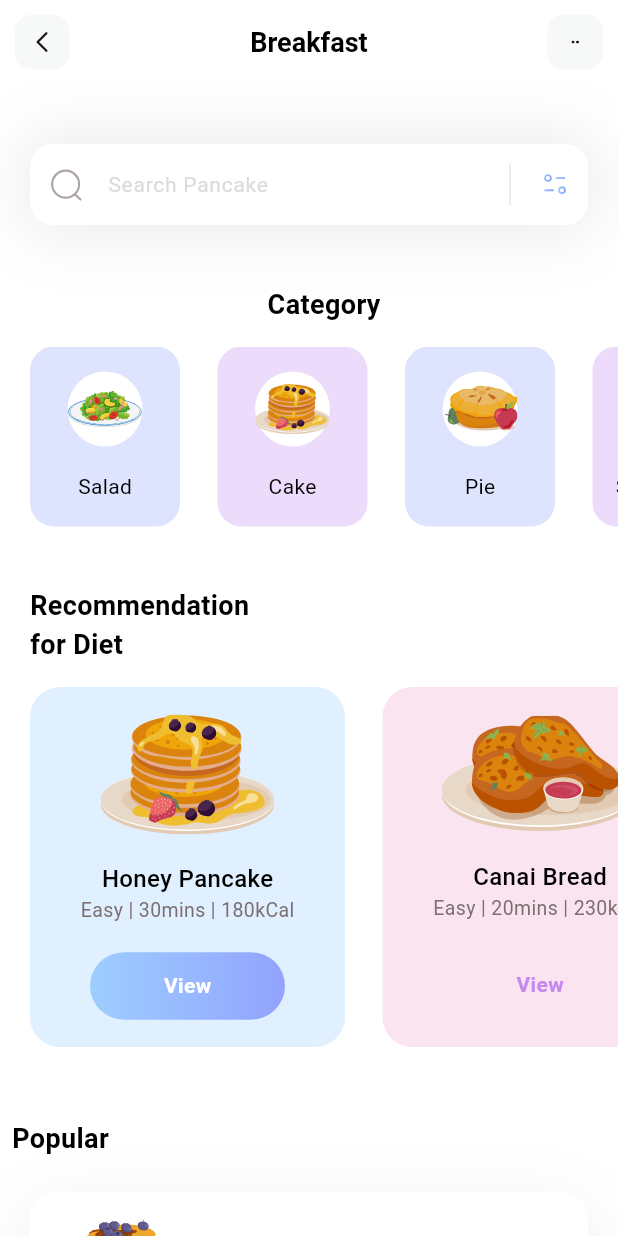
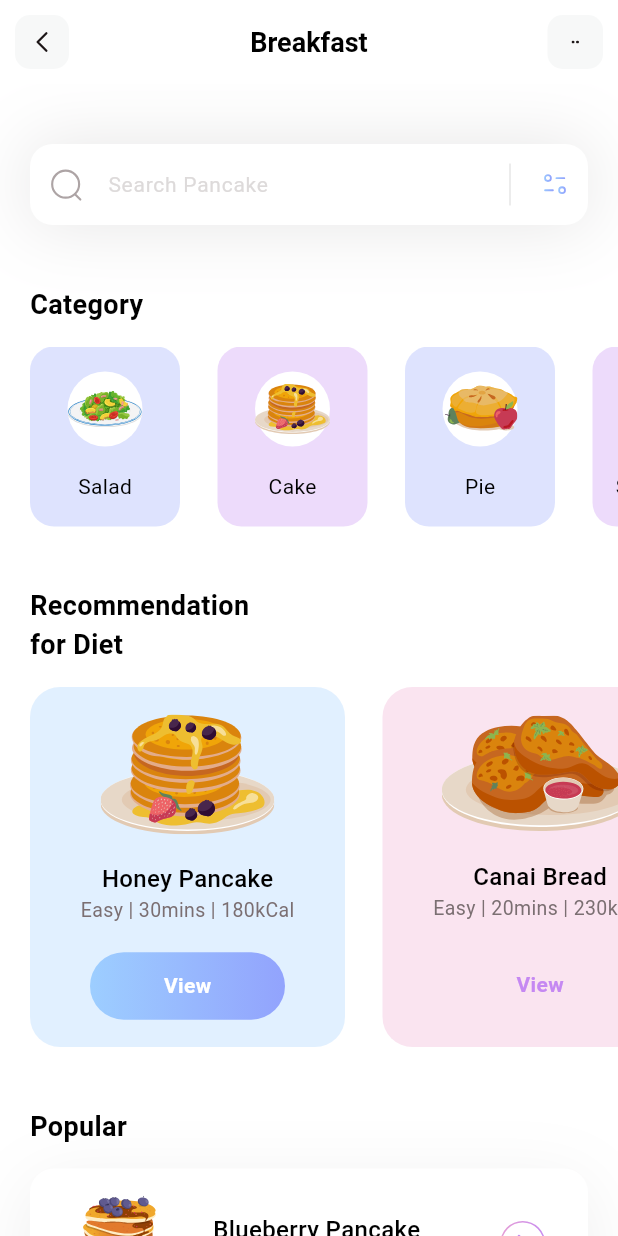
Before and after one commit to rudynurafif/flutter-dietary-app, a Flutter app: the screen it shows after launch, on a phone screen of 412 x 824 dp. Run offline on Flutter 3.47's test engine with Material 3 defaults, Android fonts, the phone set to English and light mode, and no system bars; our stand-ins replace flutter_svg.

Commit message:
refactor popularSection

```diff
--- a/lib/pages/home.dart
+++ b/lib/pages/home.dart
@@ -1,4 +1,4 @@
-import 'package:fitness/models/cateogry_model.dart';
+import 'package:fitness/models/category_model.dart';
 import 'package:fitness/models/diet_model.dart';
 import 'package:fitness/models/popular_model.dart';
 import 'package:flutter/cupertino.dart';
@@ -34,13 +34,20 @@ class HomePage extends StatelessWidget {
           const SizedBox(height: 40),
           _dietSection(),
           const SizedBox(height: 40),
-          Column(
+          _popularSection(),
+          const SizedBox(height: 40)
+        ],
+      ),
+    );
+  }
+
+  Column _popularSection() {
+    return Column(
       crossAxisAlignment: CrossAxisAlignment.start,
       children: [
         const Padding(
-                padding: EdgeInsets.all(8.0),
-                child:
-                    Text('Popular', style: TextStyle(color: Colors.black, fontSize: 18, fontWeight: FontWeight.w600)),
+          padding: EdgeInsets.only(left: 20),
+          child: Text('Popular', style: TextStyle(color: Colors.black, fontSize: 18, fontWeight: FontWeight.w600)),
         ),
         const SizedBox(
           height: 15,
@@ -80,8 +87,7 @@ class HomePage extends StatelessWidget {
                       ),
                       Text(
                         '${popularDiets[index].level} | ${popularDiets[index].duration} | ${popularDiets[index].calorie}',
-                              style:
-                                  const TextStyle(color: Color(0xff786F72), fontSize: 13, fontWeight: FontWeight.w400),
+                        style: const TextStyle(color: Color(0xff786F72), fontSize: 13, fontWeight: FontWeight.w400),
                       )
                     ],
                   ),
@@ -104,12 +110,6 @@ class HomePage extends StatelessWidget {
           padding: const EdgeInsets.only(left: 20, right: 20),
         )
       ],
-          ),
-          const SizedBox(
-            height: 40,
-          )
-        ],
-      ),
     );
   }
 
@@ -144,7 +144,7 @@ class HomePage extends StatelessWidget {
                           style: const TextStyle(fontWeight: FontWeight.w500, color: Colors.black, fontSize: 16),
                         ),
                         Text(
-                          diets[index].level + ' | ' + diets[index].duration + ' | ' + diets[index].calorie,
+                          '${diets[index].level} | ${diets[index].duration} | ${diets[index].calorie}',
                           style: const TextStyle(color: Color(0xff7B6F72), fontSize: 13, fontWeight: FontWeight.w400),
                         ),
                       ],
@@ -152,6 +152,12 @@ class HomePage extends StatelessWidget {
                     Container(
                       height: 45,
                       width: 130,
+                      decoration: BoxDecoration(
+                          gradient: LinearGradient(colors: [
+                            diets[index].viewIsSelected ? const Color(0xff9DCEFF) : Colors.transparent,
+                            diets[index].viewIsSelected ? const Color(0xff92A3FD) : Colors.transparent
+                          ]),
+                          borderRadius: BorderRadius.circular(50)),
                       child: Center(
                         child: Text(
                           'View',
@@ -161,20 +167,12 @@ class HomePage extends StatelessWidget {
                               fontSize: 14),
                         ),
                       ),
-                      decoration: BoxDecoration(
-                          gradient: LinearGradient(colors: [
-                            diets[index].viewIsSelected ? const Color(0xff9DCEFF) : Colors.transparent,
-                            diets[index].viewIsSelected ? const Color(0xff92A3FD) : Colors.transparent
-                          ]),
-                          borderRadius: BorderRadius.circular(50)),
                     )
                   ],
                 ),
               );
             },
-            separatorBuilder: (context, index) => const SizedBox(
-              width: 25,
-            ),
+            separatorBuilder: (context, index) => const SizedBox(width: 25),
             itemCount: diets.length,
             scrollDirection: Axis.horizontal,
             padding: const EdgeInsets.only(left: 20, right: 20),
@@ -186,6 +184,7 @@ class HomePage extends StatelessWidget {
 
   Column _categoriesAction() {
     return Column(
+      crossAxisAlignment: CrossAxisAlignment.start,
       children: [
         const Padding(
           padding: EdgeInsets.only(left: 20),
```
Also changed, not shown: lib/models/category_model.dart (renamed from lib/models/cateogry_model.dart), 2 other files. Lines whose indentation alone changed are shown as unchanged.
